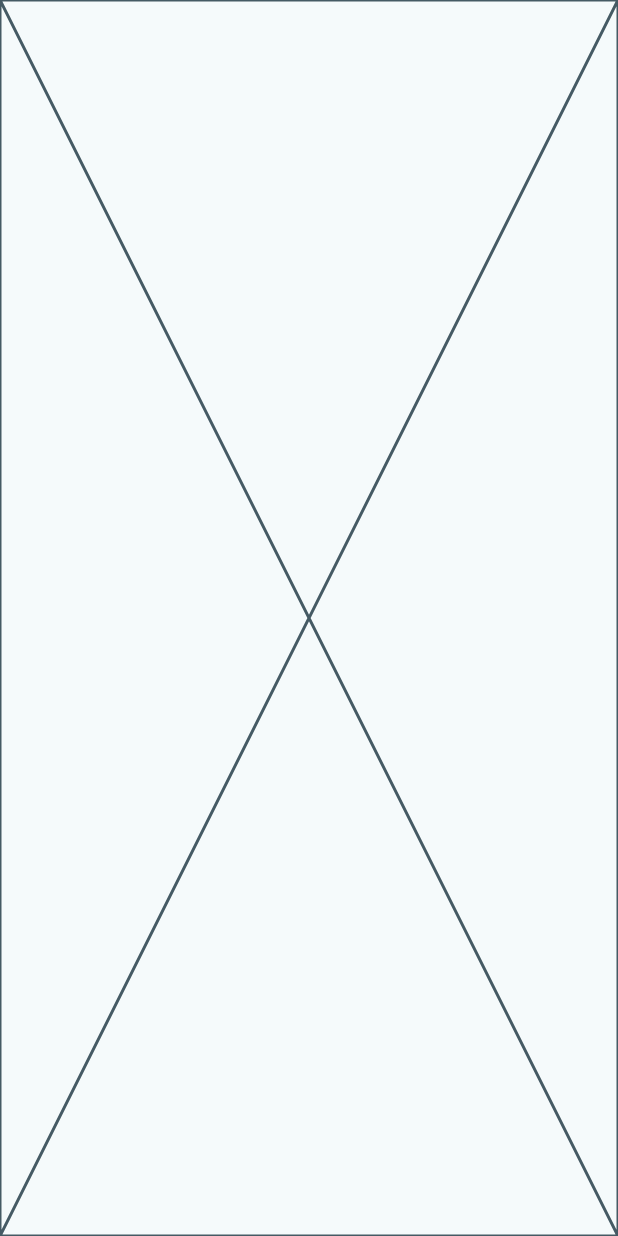
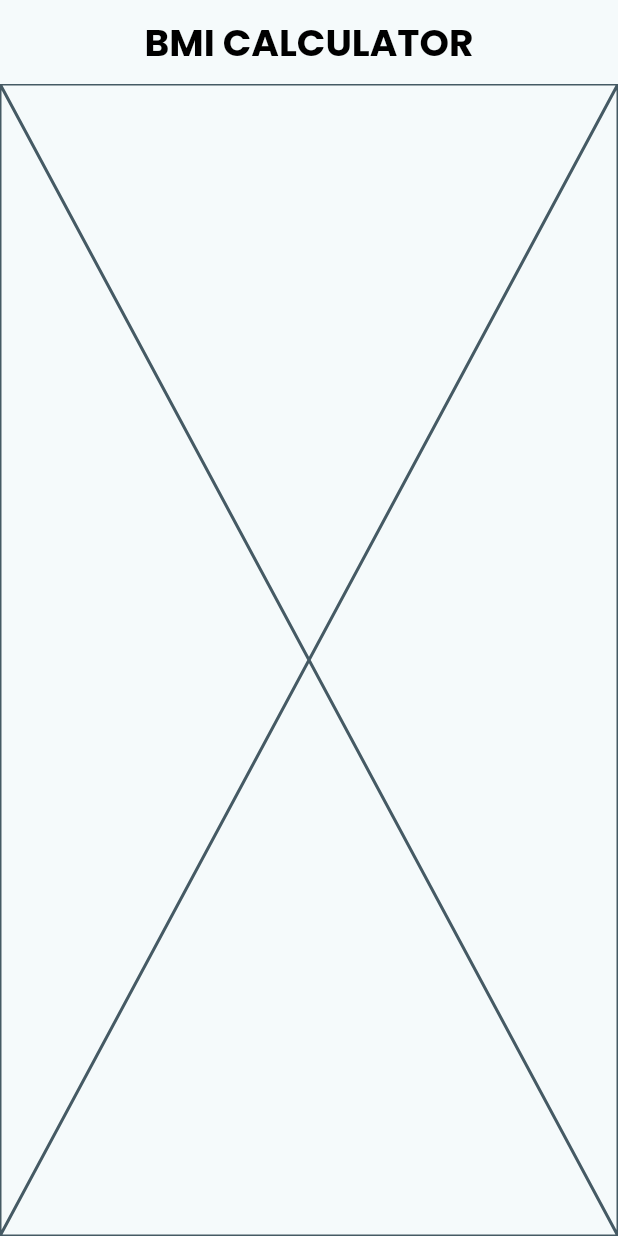
Before and after one commit to Basel85/MD-TREE-Session-4, a Flutter app: the BMIScreen screen opened directly, on a phone screen of 412 x 824 dp. Run offline on Flutter 3.47's test engine with Material 3 defaults, Android fonts, the phone set to English and light mode, and no system bars.

Commit message:
adding custom appbar

```diff
--- a/lib/md_tree_session_4.dart
+++ b/lib/md_tree_session_4.dart
@@ -1,4 +1,5 @@
 import 'package:flutter/material.dart';
+import 'package:md_tree_session_4/presentation/screens/bmi_screen.dart';
 import 'package:md_tree_session_4/presentation/screens/dashboard_screen.dart';
 import 'package:md_tree_session_4/presentation/screens/sign_in_screen.dart';
 import 'package:md_tree_session_4/themes/app_colors.dart';
@@ -17,7 +18,7 @@ class MdTreeSession4 extends StatelessWidget {
             seedColor: AppColors.colorEEEEEE,
             background: AppColors.colorEEEEEE),
       ),
-      home: const DashboardScreen(),
+      home: const BMIScreen(),
     );
   }
 }
--- a/lib/presentation/screens/bmi_screen.dart
+++ b/lib/presentation/screens/bmi_screen.dart
@@ -1,5 +1,6 @@
 import 'package:flutter/material.dart';
 import 'package:md_tree_session_4/presentation/widgets/bmi_screen_body/bmi_screen_body.dart';
+import 'package:md_tree_session_4/presentation/widgets/custom_appbar_button/custom_appbar.dart';
 
 class BMIScreen extends StatelessWidget {
   const BMIScreen({super.key});
@@ -7,6 +8,7 @@ class BMIScreen extends StatelessWidget {
   @override
   Widget build(BuildContext context) {
     return const Scaffold(
+      appBar: CustomAppBar(appBarTitle: "BMI CALCULATOR"),
       body: BMIScreenBody(),
     );
   }
--- a/lib/presentation/widgets/bmi_screen_body/bmi_screen_body.dart
+++ b/lib/presentation/widgets/bmi_screen_body/bmi_screen_body.dart
@@ -1,7 +1,17 @@
 import 'package:flutter/material.dart';
 
-class BMIScreenBody extends StatelessWidget {
+class BMIScreenBody extends StatefulWidget {
   const BMIScreenBody({super.key});
+
+  @override
+  State<BMIScreenBody> createState() => _BMIScreenBodyState();
+}
+
+class _BMIScreenBodyState extends State<BMIScreenBody> {
+  bool isMale = true;
+  num height = 145;
+  num weight = 70;
+  int age = 25;
 
   @override
   Widget build(BuildContext context) {
--- /dev/null
+++ b/lib/presentation/widgets/custom_appbar_button/custom_appbar.dart
@@ -0,0 +1,18 @@
+import 'package:flutter/material.dart';
+import 'package:md_tree_session_4/presentation/widgets/custom_appbar_button/custom_appbar_title_text.dart';
+
+class CustomAppBar extends StatelessWidget implements PreferredSizeWidget {
+  final String appBarTitle;
+  const CustomAppBar({super.key, required this.appBarTitle});
+
+  @override
+  Widget build(BuildContext context) {
+    return AppBar(
+      title: CustomAppBarTitleText(appBarTitle: appBarTitle),
+      centerTitle: true,
+    );
+  }
+
+  @override
+  Size get preferredSize => const Size.fromHeight(56.0);
+}
--- /dev/null
+++ b/lib/presentation/widgets/custom_appbar_button/custom_appbar_title_text.dart
@@ -0,0 +1,16 @@
+import 'package:flutter/material.dart';
+import 'package:md_tree_session_4/themes/app_text_styles.dart';
+
+class CustomAppBarTitleText extends StatelessWidget {
+  final String appBarTitle;
+  const CustomAppBarTitleText({super.key, required this.appBarTitle});
+
+  @override
+  Widget build(BuildContext context) {
+    return Text(
+      appBarTitle,
+      style: AppTextStyles.fontSize25FontWeightW700FontFamilyPoppinsColorBlack,
+      textAlign: TextAlign.center,
+    );
+  }
+}
--- a/lib/themes/app_text_styles.dart
+++ b/lib/themes/app_text_styles.dart
@@ -33,4 +33,10 @@ class AppTextStyles {
           fontWeight: FontWeight.w600,
           fontFamily: "Poppins",
           color: AppColors.pureBlack);
+  static TextStyle fontSize25FontWeightW700FontFamilyPoppinsColorBlack =
+      const TextStyle(
+          fontSize: 25,
+          fontWeight: FontWeight.w700,
+          fontFamily: "Poppins",
+          color: AppColors.pureBlack);
 }
--- a/pubspec.yaml
+++ b/pubspec.yaml
@@ -80,6 +80,8 @@ flutter:
       fonts:
         - asset: assets/fonts/Poppins-SemiBold.ttf
           weight: 600
+        - asset: assets/fonts/Poppins-Bold.ttf
+          weight: 700
   #
   # For details regarding fonts from package dependencies,
   # see https://flutter.dev/custom-fonts/#from-packages
```
Also changed, not shown: assets/fonts/Poppins-Bold.ttf (added).
